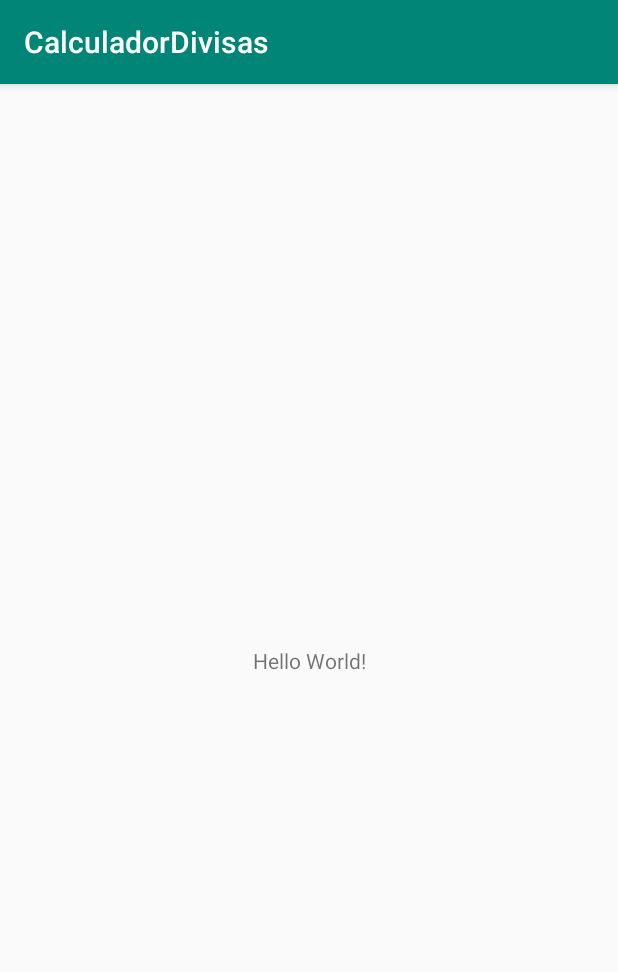
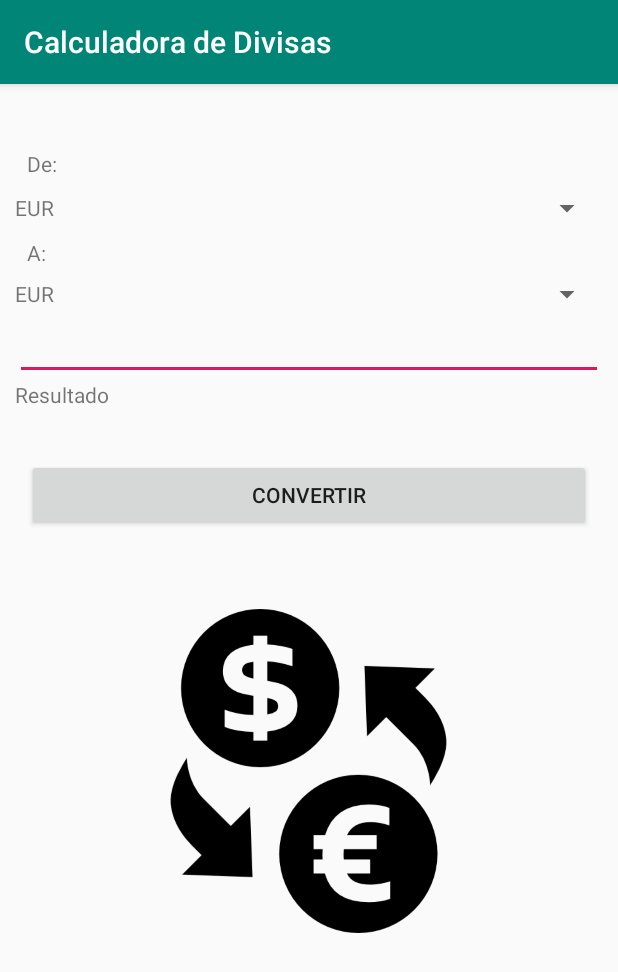
Before and after one commit to Javierfs94/Android, an Android app: the screen it shows after launch (MainActivity), on a phone screen of 412 x 824 dp. Shown: the top 972 px of the screen. Run offline under Robolectric (Android 15) with nearby library versions, the phone set to English and light mode, and no system bars.

Commit message:
Ejercicio de Calculadora de Divisas terminado

```diff
--- a/CalculadorDivisas/app/build.gradle
+++ b/CalculadorDivisas/app/build.gradle
@@ -23,7 +23,9 @@ dependencies {
     implementation fileTree(dir: 'libs', include: ['*.jar'])
     implementation 'androidx.appcompat:appcompat:1.0.2'
     implementation 'androidx.constraintlayout:constraintlayout:1.1.3'
+    implementation 'com.android.volley:volley:1.1.1'
     testImplementation 'junit:junit:4.12'
     androidTestImplementation 'androidx.test.ext:junit:1.1.0'
     androidTestImplementation 'androidx.test.espresso:espresso-core:3.1.1'
+    implementation 'com.jaredrummler:material-spinner:1.3.1'
 }
--- /dev/null
+++ b/CalculadorDivisas/app/src/main/java/com/example/calculadoradedivisas/MainActivity.java
@@ -0,0 +1,340 @@
+package com.example.calculadoradedivisas;
+
+import android.content.Context;
+import android.os.AsyncTask;
+import android.os.Bundle;
+import android.util.Log;
+import android.view.View;
+import android.view.ViewGroup;
+import android.widget.AdapterView;
+import android.widget.ArrayAdapter;
+import android.widget.Button;
+import android.widget.EditText;
+import android.widget.Spinner;
+import android.widget.TextView;
+
+import androidx.appcompat.app.AppCompatActivity;
+
+import org.json.JSONArray;
+import org.json.JSONObject;
+
+import java.io.BufferedReader;
+import java.io.IOException;
+import java.io.InputStream;
+import java.io.InputStreamReader;
+import java.net.HttpURLConnection;
+import java.net.URL;
+
+
+public class MainActivity extends AppCompatActivity {
+
+// Crear variable con el tipo de moneda por Pais
+
+    Currency[] currency = new Currency[32];
+
+// Declaración de variables
+    private String jsonResult;
+    String divisa, divisa2;
+    Spinner spinner1, spinner2;
+    Button btnConvert;
+    EditText edtCantidad;
+    TextView txtResultado;
+    private static String urls = "https://api.exchangeratesapi.io/latest";
+
+    @Override
+    protected void onCreate(Bundle savedInstanceState) {
+        currency[0] = new Currency("EUR","EUR");
+        webServiceInit task2 = new webServiceInit();
+        task2.execute();
+        super.onCreate(savedInstanceState);
+        setContentView(R.layout.activity_main);
+
+
+        // Obtener la referencia del objeto spinner
+        spinner1 = (Spinner)findViewById(R.id.spinner);
+        // Construir los datos en el spinner
+        MySpinnerAdapter adapter = new MySpinnerAdapter(MainActivity.this, android.R.layout.simple_spinner_item, currency);
+        spinner1.setAdapter(adapter);
+        // Evento selección del spinner
+        spinner1.setOnItemSelectedListener(onItemSelectedListener1);
+        // Obtener la referencia del objeto spinner
+        spinner2 = (Spinner)findViewById(R.id.spinner2);
+        // Construir los datos en el spinner
+        MySpinnerAdapter adapter2 = new MySpinnerAdapter(MainActivity.this, android.R.layout.simple_spinner_item, currency);
+        spinner2.setAdapter(adapter2);
+        // Evento selección del spinner
+        spinner2.setOnItemSelectedListener(onItemSelectedListener2);
+        // Obtener la refencia del Button
+        btnConvert = (Button) findViewById(R.id.button);
+        btnConvert.setOnClickListener(new View.OnClickListener() {
+            @Override
+            public void onClick(View v) {
+                urls = "https://api.exchangeratesapi.io/latest?base="+divisa;
+
+                //Toast.makeText(getApplicationContext(),urls,Toast.LENGTH_LONG).show();
+                // Ejecutar la clase asincrona
+                webService task = new webService();
+                task.execute();
+            }
+        });
+    }
+    // Clase asincrona del servicio
+    private class webService extends AsyncTask<Void, Void, String> {
+        @Override
+        protected String doInBackground(Void... params) {
+            HttpURLConnection urlConnection = null;
+            BufferedReader reader = null;
+            String forecastJsonStr = null;
+            try {
+                // Asignar la URL de la conexión
+                URL url = new URL(urls);
+                // Establece el tipo de conexiòn
+                urlConnection = (HttpURLConnection) url.openConnection();
+                // El tipo de conexiòn Get
+                urlConnection.setRequestMethod("GET");
+                urlConnection.connect();
+                InputStream inputStream = urlConnection.getInputStream();
+                StringBuffer buffer = new StringBuffer();
+                if (inputStream == null) {
+                    return null;
+                }
+                reader = new BufferedReader(new InputStreamReader(inputStream));
+                String line;
+                while ((line = reader.readLine()) != null) {
+                    buffer.append(line + "\n");
+                }
+                if (buffer.length() == 0) {
+                    return null;
+                }
+                forecastJsonStr = buffer.toString();
+                jsonResult = buffer.toString();
+                return forecastJsonStr;
+            } catch (IOException e) {
+                Log.e("PlaceholderFragment", "Error ", e);
+                return null;
+            } finally{
+                if (urlConnection != null) {
+                    urlConnection.disconnect();
+                }
+                if (reader != null) {
+                    try {
+                        reader.close();
+                    } catch (final IOException e) {
+                        Log.e("PlaceholderFragment", "Error closing stream", e);
+                    }
+                }
+            }
+        }
+
+        @Override
+        protected void onPostExecute(String s) {
+            super.onPostExecute(s);
+            getResultado();
+        }
+    }
+
+
+    // Clase asincrona del servicio
+    private class webServiceInit extends AsyncTask<Void, Void, String> {
+        @Override
+        protected String doInBackground(Void... params) {
+            HttpURLConnection urlConnection = null;
+            BufferedReader reader = null;
+            String forecastJsonStr = null;
+            try {
+                // Asignar la URL de la conexión
+                URL url = new URL(urls);
+                // Establece el tipo de conexiòn
+                urlConnection = (HttpURLConnection) url.openConnection();
+                // El tipo de conexiòn Get
+                urlConnection.setRequestMethod("GET");
+                urlConnection.connect();
+                InputStream inputStream = urlConnection.getInputStream();
+                StringBuffer buffer = new StringBuffer();
+                if (inputStream == null) {
+                    return null;
+                }
+                reader = new BufferedReader(new InputStreamReader(inputStream));
+                String line;
+                while ((line = reader.readLine()) != null) {
+                    buffer.append(line + "\n");
+                }
+                if (buffer.length() == 0) {
+                    return null;
+                }
+                forecastJsonStr = buffer.toString();
+                jsonResult = buffer.toString();
+                return forecastJsonStr;
+            } catch (IOException e) {
+                Log.e("PlaceholderFragment", "Error ", e);
+                return null;
+            } finally{
+                if (urlConnection != null) {
+                    urlConnection.disconnect();
+                }
+                if (reader != null) {
+                    try {
+                        reader.close();
+                    } catch (final IOException e) {
+                        Log.e("PlaceholderFragment", "Error closing stream", e);
+                    }
+                }
+            }
+        }
+
+        @Override
+        protected void onPostExecute(String s) {
+            super.onPostExecute(s);
+            getLista();
+        }
+    }
+
+    public void getLista(){
+        try{
+            String resDivisa;
+            // Obtener el valor del arreglo de la devoluciòn
+            JSONObject reader = new JSONObject(jsonResult);
+            // Especificar el valor que se necesita
+            JSONObject rates = reader.getJSONObject("rates");
+            JSONArray monedas = rates.names();
+            for (int i = 1;i<monedas.length();i++) {
+                currency[i] = new Currency(monedas.getString(i), monedas.getString(i));
+            }
+        }catch (Exception e){
+        }
+    }
+
+    // Obtener el resultado
+    public void getResultado(){
+        try{
+            String resDivisa;
+    // Obtener el valor del arreglo de la devoluciòn
+            JSONObject reader = new JSONObject(jsonResult);
+    // Especificar el valor que se necesita
+            JSONObject rates = reader.getJSONObject("rates");
+
+    // Obtener el valor pero en nodo
+            resDivisa = rates.getString(divisa2);
+     // Obtener referencia del objeto editText
+            edtCantidad = (EditText)findViewById(R.id.editText2);
+    // Asignar el valor a la variable string
+            String cantidad = edtCantidad.getText().toString();
+            Double div1 = Double.parseDouble(cantidad);
+            Double div2 = Double.parseDouble(resDivisa);
+            Double resultado = div1 * div2;
+            // Asignar el valor al TextView
+            txtResultado = (TextView) findViewById(R.id.textView6);
+            txtResultado.setText(Double.toString(resultado));
+        }catch (Exception e){
+        }
+    }
+
+
+    AdapterView.OnItemSelectedListener onItemSelectedListener1 =
+            new AdapterView.OnItemSelectedListener(){
+                @Override
+                public void onItemSelected(AdapterView<?> parent, View view,
+                                           int position, long id) {
+                    Currency obj = (Currency)(parent.getItemAtPosition(position));
+                    divisa = String.valueOf(obj.getValue());
+                }
+
+                @Override
+                public void onNothingSelected(AdapterView<?> parent) {}
+
+            };
+
+    AdapterView.OnItemSelectedListener onItemSelectedListener2 =
+            new AdapterView.OnItemSelectedListener(){
+                @Override
+                public void onItemSelected(AdapterView<?> parent, View view,
+                                           int position, long id) {
+                    Currency obj = (Currency)(parent.getItemAtPosition(position));
+                    divisa2 = String.valueOf(obj.getValue());
+                }
+
+                @Override
+                public void onNothingSelected(AdapterView<?> parent) {}
+            };
+
+// Definicion de la clase Currency
+    public class Currency{
+        private String text;
+        private String value;
+
+        public Currency(String text, String value){
+            this.text = text;
+            this.value = value;
+        }
+
+        public void setText(String text){
+            this.text = text;
+        }
+
+
+
+        public String getText(){
+            return this.text;
+        }
+
+
+
+        public void setValue(String value){
+            this.value = value;
+        }
+
+        public String getValue(){
+            return this.value;
+        }
+
+    }
+
+
+
+//custom adapter
+
+    public class MySpinnerAdapter extends ArrayAdapter<Currency> {
+
+        private Context context;
+        private Currency[] myObjs;
+
+
+        public MySpinnerAdapter(Context context, int textViewResourceId,
+                                Currency[] myObjs) {
+            super(context, textViewResourceId, myObjs);
+            this.context = context;
+            this.myObjs = myObjs;
+        }
+
+        public int getCount(){
+            return myObjs.length;
+        }
+
+        public Currency getItem(int position){
+            return myObjs[position];
+        }
+
+        public long getItemId(int position){
+            return position;
+        }
+
+        @Override
+
+        public View getView(int position, View convertView, ViewGroup parent) {
+            TextView label = new TextView(context);
+            label.setText(myObjs[position].getText());
+            return label;
+        }
+
+        @Override
+
+        public View getDropDownView(int position, View convertView,
+                                    ViewGroup parent) {
+            TextView label = new TextView(context);
+            label.setText(myObjs[position].getText());
+            return label;
+        }
+
+    }
+
+}
--- a/CalculadorDivisas/app/src/main/res/layout/activity_main.xml
+++ b/CalculadorDivisas/app/src/main/res/layout/activity_main.xml
@@ -1,18 +1,114 @@
 <?xml version="1.0" encoding="utf-8"?>
-<androidx.constraintlayout.widget.ConstraintLayout xmlns:android="http://schemas.android.com/apk/res/android"
+
+<RelativeLayout
+    xmlns:android="http://schemas.android.com/apk/res/android"
     xmlns:app="http://schemas.android.com/apk/res-auto"
     xmlns:tools="http://schemas.android.com/tools"
     android:layout_width="match_parent"
     android:layout_height="match_parent"
+    android:paddingLeft="10dp"
+    android:paddingRight="10dp"
     tools:context=".MainActivity">
 
+
     <TextView
-        android:layout_width="wrap_content"
+        android:id="@+id/textView3"
+        android:layout_width="match_parent"
         android:layout_height="wrap_content"
-        android:text="Hello World!"
-        app:layout_constraintBottom_toBottomOf="parent"
-        app:layout_constraintLeft_toLeftOf="parent"
-        app:layout_constraintRight_toRightOf="parent"
-        app:layout_constraintTop_toTopOf="parent" />
+        android:layout_marginStart="8dp"
+        android:layout_marginTop="8dp"
+        android:layout_marginEnd="8dp"
+        android:layout_marginBottom="8dp"
+        android:gravity="center" />
 
-</androidx.constraintlayout.widget.ConstraintLayout>
+
+
+    <TextView
+        android:id="@+id/textView4"
+        android:layout_width="match_parent"
+        android:layout_height="wrap_content"
+        android:layout_marginBottom="8dp"
+        android:layout_marginEnd="8dp"
+        android:layout_marginStart="8dp"
+        android:layout_marginTop="8dp"
+        android:layout_below="@id/textView3"
+        android:text="De:" />
+
+
+
+    <Spinner
+        android:id="@+id/spinner"
+        android:layout_width="match_parent"
+        android:layout_height="wrap_content"
+        android:layout_below="@+id/textView4"
+        />
+
+
+    <TextView
+        android:id="@+id/textView5"
+        android:layout_width="match_parent"
+        android:layout_height="17dp"
+        android:layout_below="@+id/spinner"
+        android:layout_marginStart="8dp"
+        android:layout_marginTop="8dp"
+        android:layout_marginEnd="8dp"
+        android:layout_marginBottom="8dp"
+        android:text="A:" />
+
+
+
+    <Spinner
+        android:id="@+id/spinner2"
+        android:layout_width="match_parent"
+        android:layout_height="wrap_content"
+        android:layout_centerVertical="true"
+        android:layout_below="@+id/textView5"
+        />
+
+
+
+    <EditText
+        android:id="@+id/editText2"
+        android:layout_width="match_parent"
+        android:layout_height="wrap_content"
+        android:ems="10"
+        android:inputType="number"
+        tools:layout_editor_absoluteX="29dp"
+        tools:layout_editor_absoluteY="331dp"
+        android:layout_below="@id/spinner2"
+        />
+
+
+    <TextView
+        android:id="@+id/textView6"
+        android:layout_width="match_parent"
+        android:layout_height="wrap_content"
+        android:layout_below="@id/editText2"
+        android:text="Resultado" />
+
+
+
+    <Button
+        android:id="@+id/button"
+        android:layout_width="match_parent"
+        android:layout_height="wrap_content"
+        android:layout_marginStart="8dp"
+        android:layout_marginTop="250dp"
+        android:layout_marginEnd="8dp"
+        android:layout_marginBottom="8dp"
+        android:text="Convertir"
+        android:layout_centerHorizontal="true" />
+
+    <ImageView
+        android:id="@+id/imageView"
+        android:layout_width="219dp"
+        android:layout_height="216dp"
+        android:layout_marginStart="8dp"
+        android:layout_marginTop="350dp"
+        android:layout_centerHorizontal="true"
+        android:layout_marginEnd="8dp"
+        android:layout_marginBottom="8dp"
+        app:srcCompat="@drawable/divisas" />
+
+
+</RelativeLayout>
--- /dev/null
+++ b/CalculadorDivisas/app/src/main/res/values/dimens.xml
@@ -0,0 +1,5 @@
+<resources>
+    <!-- Default screen margins, per the Android Design guidelines. -->
+    <dimen name="activity_horizontal_margin">16dp</dimen>
+    <dimen name="activity_vertical_margin">16dp</dimen>
+</resources>
--- a/CalculadorDivisas/app/src/main/res/values/strings.xml
+++ b/CalculadorDivisas/app/src/main/res/values/strings.xml
@@ -1,3 +1,3 @@
 <resources>
-    <string name="app_name">CalculadorDivisas</string>
+    <string name="app_name">Calculadora de Divisas</string>
 </resources>
```
Also changed, not shown: CalculadorDivisas/app/src/main/AndroidManifest.xml (+9 -2 lines), CalculadorDivisas/app/src/main/res/xml/network_security_config.xml (added, +7 -0 lines), CalculadorDivisas/app/src/main/res/drawable/divisas.png (added), 2 other files.
